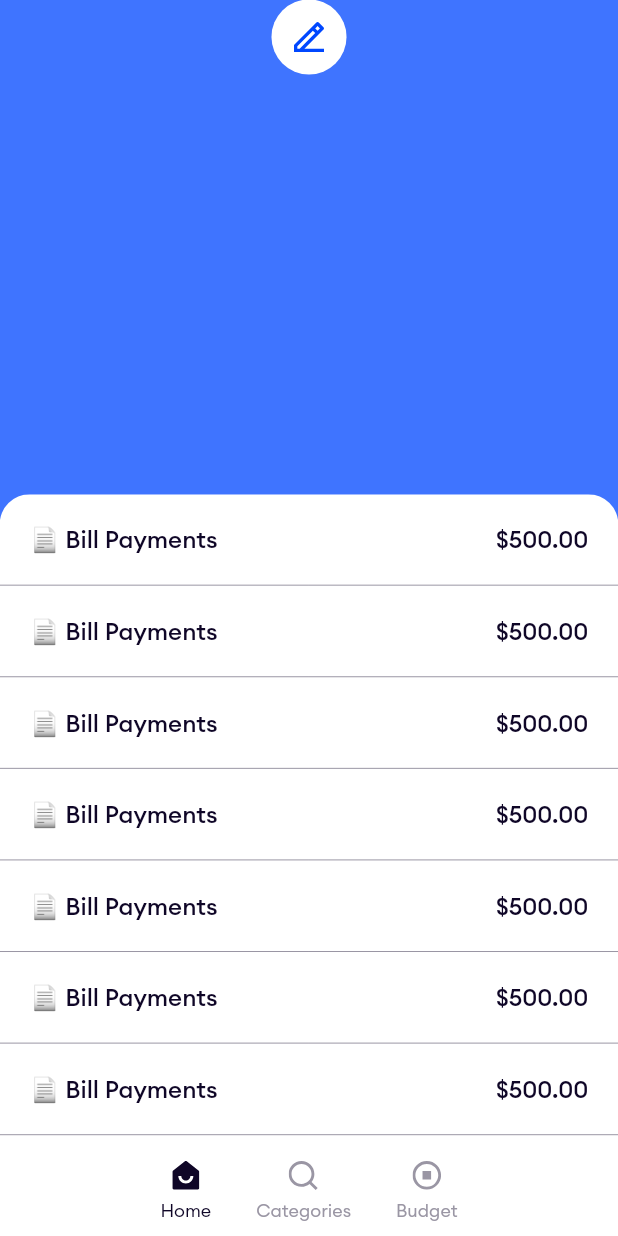
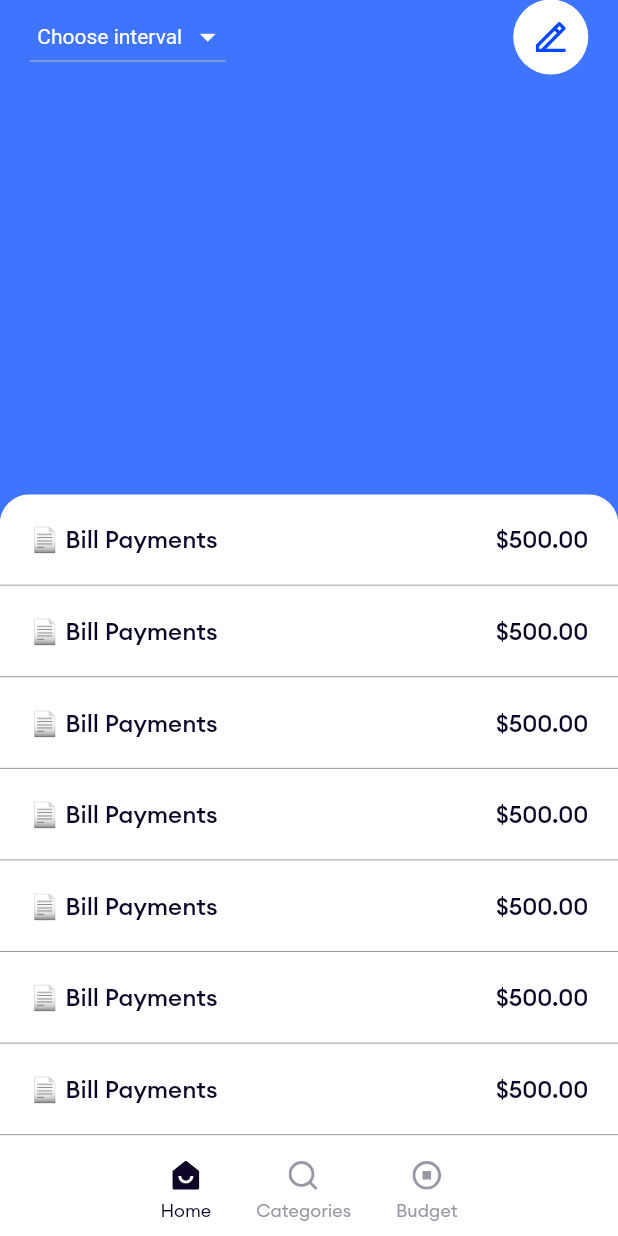
Before and after one commit to KoofNG/xafe, a Flutter app: the DashboardScreen screen opened directly, on a phone screen of 412 x 824 dp. Run offline on Flutter 3.47's test engine with Material 2 defaults, Android fonts, the phone set to English and light mode, and no system bars; our stand-ins replace flutter_svg.

Commit message:
added dropdown

```diff
--- a/lib/app/dashboard/screen/home/home_screen.dart
+++ b/lib/app/dashboard/screen/home/home_screen.dart
@@ -21,8 +21,54 @@ class HomeScreen extends StatelessWidget {
               children: [
                 Container(
                   child: Row(
-                    mainAxisAlignment: MainAxisAlignment.spaceAround,
+                    mainAxisAlignment: MainAxisAlignment.spaceBetween,
                     children: [
+                      // DropdownButtonFormField(items: items),
+                      DropdownButton<String>(
+                        hint: Padding(
+                          padding: EdgeInsets.symmetric(
+                            vertical: 15.0,
+                            horizontal: 5.0,
+                          ),
+                          child: Text(
+                            'Choose interval',
+                            style: textStyle.copyWith(
+                              fontSize: 14.0,
+                              fontWeight: FontWeight.w400,
+                              color: cardColor,
+                            ),
+                          ),
+                        ),
+                        icon: Icon(
+                          Icons.arrow_drop_down,
+                          color: cardColor,
+                        ),
+                        style: textStyle.copyWith(
+                          fontSize: 14.0,
+                          fontWeight: FontWeight.w400,
+                          color: cardColor,
+                        ),
+                        dropdownColor: backgroundColor2,
+                        items: <String>[
+                          'This week',
+                          'This month',
+                          'This year',
+                        ].map((value) {
+                          return DropdownMenuItem<String>(
+                            value: value,
+                            child: Text(
+                              value,
+                              style: textStyle.copyWith(
+                                fontSize: 14.0,
+                                fontWeight: FontWeight.w400,
+                                color: cardColor,
+                              ),
+                            ),
+                            onTap: () {},
+                          );
+                        }).toList(),
+                        onChanged: (_) {},
+                      ),
                       GestureDetector(
                         onTap: () {
                           buildShowModalBottomSheet(context);
```
